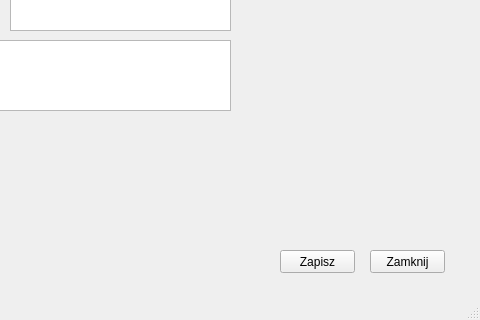
This is Kontrahent/kontrahentinfododajwpis.ui in Astropl/OptiBase as Qt 5 draws it before an edit; both pictures show x 320 to 800 and y 280 to 600 of the 800 by 600 pixel window. The edited form follows.
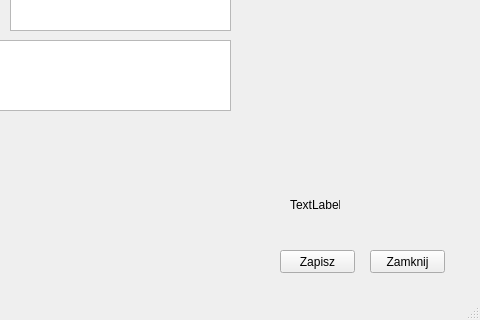
This is the edited form.

```diff
--- a/Kontrahent/kontrahentinfododajwpis.ui
+++ b/Kontrahent/kontrahentinfododajwpis.ui
@@ -454,6 +454,19 @@
      <string>Info: Temat</string>
     </property>
    </widget>
+   <widget class="QLabel" name="lblCheckOkNo">
+    <property name="geometry">
+     <rect>
+      <x>610</x>
+      <y>460</y>
+      <width>50</width>
+      <height>50</height>
+     </rect>
+    </property>
+    <property name="text">
+     <string>TextLabel</string>
+    </property>
+   </widget>
    <zorder>label_9</zorder>
    <zorder>label_13</zorder>
    <zorder>label</zorder>
```
Left out of the diff: 1 changed line with no effect on the pictures.
